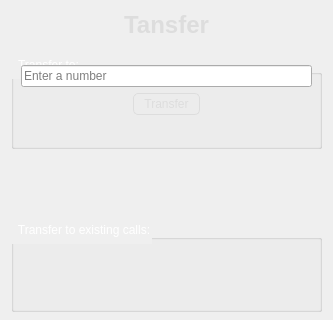
Qt form src/widgets/ui/transfer.ui (KDE/ring-kde) before a commit; both pictures show x 0 to 333 and y 0 to 320 of the 333 by 555 pixel window.
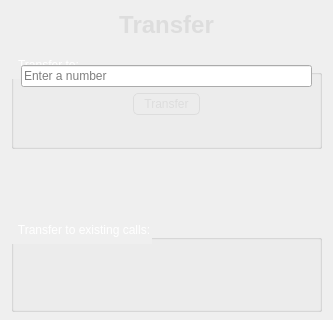
The same form after that commit. Custom widgets are drawn as their Qt base class.

What changed in the file:
```diff
--- a/src/widgets/ui/transfer.ui
+++ b/src/widgets/ui/transfer.ui
@@ -20,7 +20,7 @@
       <string notr="true">color:#dddddd;</string>
      </property>
      <property name="text">
-      <string>&lt;html&gt;&lt;head/&gt;&lt;body&gt;&lt;p align=&quot;center&quot;&gt;&lt;span style=&quot; font-size:xx-large; font-weight:600;&quot;&gt;Tansfer&lt;/span&gt;&lt;/p&gt;&lt;/body&gt;&lt;/html&gt;</string>
+      <string>&lt;html&gt;&lt;head/&gt;&lt;body&gt;&lt;p align=&quot;center&quot;&gt;&lt;span style=&quot; font-size:xx-large; font-weight:600;&quot;&gt;Transfer&lt;/span&gt;&lt;/p&gt;&lt;/body&gt;&lt;/html&gt;</string>
      </property>
     </widget>
    </item>
```
Left out of the diff: 3 changed lines with no effect on the pictures.
